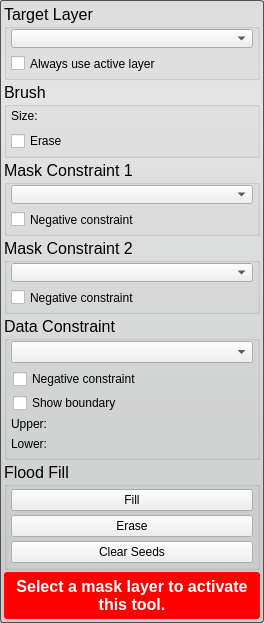
Above: src/Interface/ToolInterface/PaintToolInterface.ui from SCIInstitute/Seg3D before the change. Below: the same form after it.
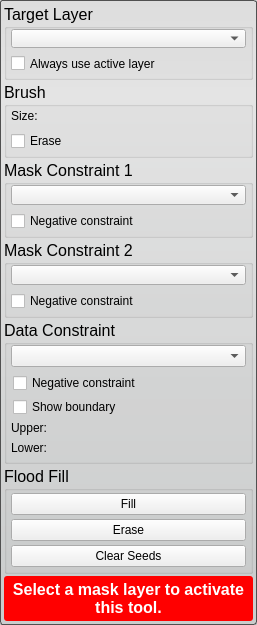
That is the form after the change. Custom widgets are drawn as their Qt base class.

Diff of the .ui file:
```diff
--- a/src/Interface/ToolInterface/PaintToolInterface.ui
+++ b/src/Interface/ToolInterface/PaintToolInterface.ui
@@ -6,8 +6,8 @@
    <rect>
     <x>0</x>
     <y>0</y>
-    <width>264</width>
-    <height>623</height>
+    <width>257</width>
+    <height>625</height>
    </rect>
   </property>
   <property name="sizePolicy">
@@ -173,13 +173,7 @@
      <property name="minimumSize">
       <size>
        <width>0</width>
-       <height>76</height>
-      </size>
-     </property>
-     <property name="maximumSize">
-      <size>
-       <width>16777215</width>
-       <height>76</height>
+       <height>51</height>
       </size>
      </property>
      <property name="title">
@@ -244,13 +238,7 @@
      <property name="minimumSize">
       <size>
        <width>0</width>
-       <height>76</height>
-      </size>
-     </property>
-     <property name="maximumSize">
-      <size>
-       <width>16777215</width>
-       <height>76</height>
+       <height>51</height>
       </size>
      </property>
      <property name="title">
```
